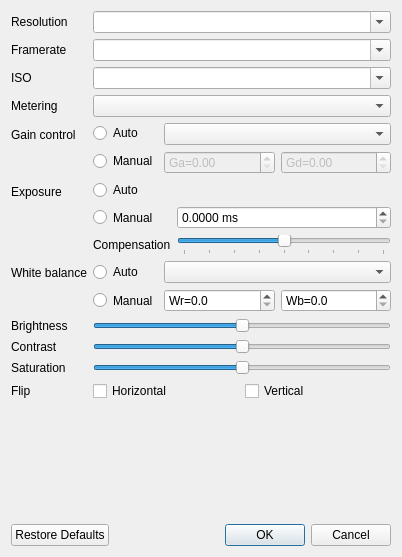
Old version of the form compoundpi/windows/configure_dialog.ui in the repository waveform-computing/compoundpi.
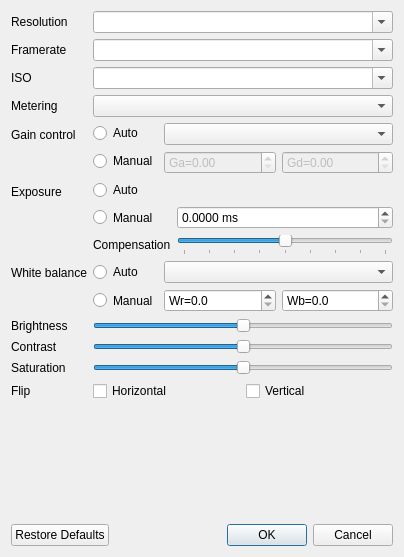
New version of the form.

Diff of the .ui file:
```diff
--- a/compoundpi/windows/configure_dialog.ui
+++ b/compoundpi/windows/configure_dialog.ui
@@ -6,7 +6,7 @@
    <rect>
     <x>0</x>
     <y>0</y>
-    <width>402</width>
+    <width>404</width>
     <height>557</height>
    </rect>
   </property>
```
Left out of the diff: 8 changed lines with no effect on the pictures.
